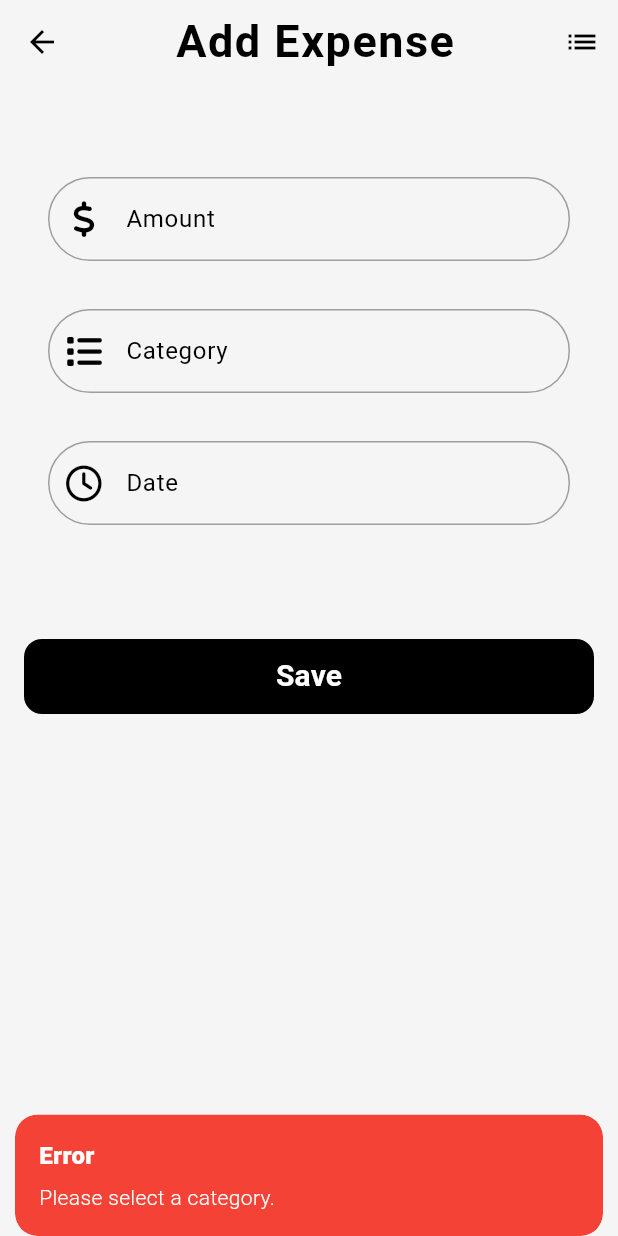
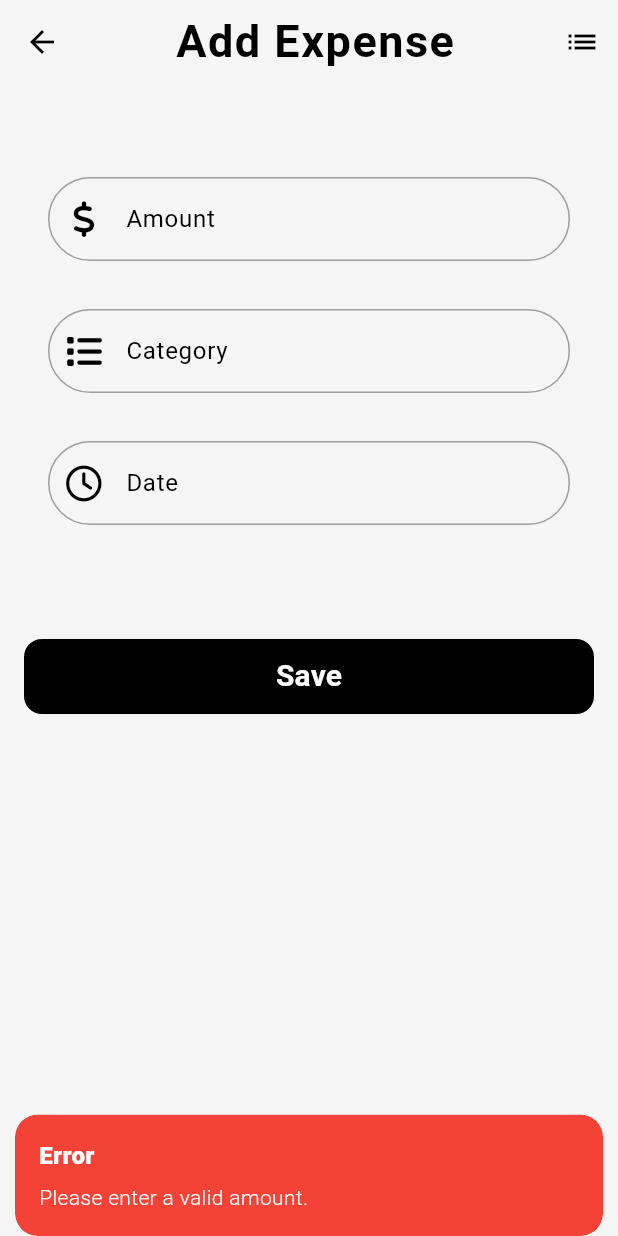
Before and after one commit to Yusra48/Expense-Tracker, a Flutter app: the AddExpense screen opened directly, after a tap on "Save", on a phone screen of 412 x 824 dp. Run offline on Flutter 3.47's test engine with Material 3 defaults, Android fonts, the phone set to English and light mode, and no system bars; our stand-ins replace carousel_slider, fl_chart, flutter_colorpicker, font_awesome_flutter, get, google_fonts and 1 more.

Commit message:
Update add_expenses view.dart

```diff
--- a/lib/Screens/add_expenses/views/add_expenses view.dart
+++ b/lib/Screens/add_expenses/views/add_expenses view.dart
@@ -304,7 +304,7 @@ class _AddExpenseState extends State<AddExpense> {
   void _saveExpense() {
     double? amount = double.tryParse(expenseTextController.text);
 
-    if (amount == 0) {
+    if (amount == null || amount == 0) {
       Get.snackbar(
         'Error',
         'Please enter a valid amount.',
@@ -326,17 +326,13 @@ class _AddExpenseState extends State<AddExpense> {
       return;
     }
 
-    String categoryName = selectedCategory!.name;
-    IconData icon = selectedCategory!.icon;
-    Color color = selectedCategory!.color;
-    DateTime date = selectDate;
     expenseController.addExpense(
-      amount!,
+      amount,
       categoryController.text,
-      categoryName,
-      date,
-      icon,
-      color,
+      selectedCategory!.name,
+      selectDate,
+      selectedCategory!.icon,
+      selectedCategory!.color,
     );
 
     expenseTextController.clear();
```
